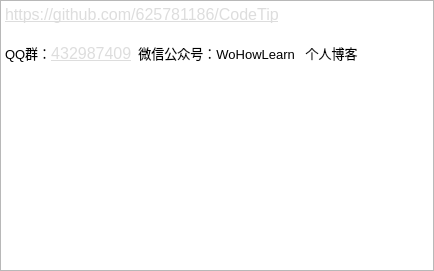
Before: the Qt Designer form ui/aboutMe.ui in qtpy-app/CodeTip, drawn with Qt 5.
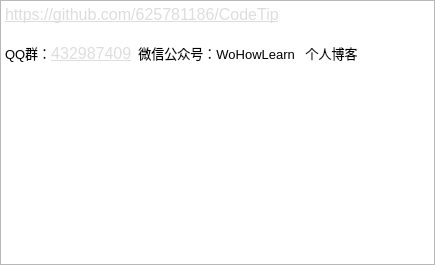
After: the same form once the commit is applied. Icons and pictures are not drawn.

Patch:
```diff
--- a/ui/aboutMe.ui
+++ b/ui/aboutMe.ui
@@ -6,8 +6,8 @@
    <rect>
     <x>0</x>
     <y>0</y>
-    <width>434</width>
-    <height>271</height>
+    <width>435</width>
+    <height>265</height>
    </rect>
   </property>
   <property name="windowTitle">
@@ -72,8 +72,7 @@
 &lt;p style=&quot;-qt-paragraph-type:empty; margin-top:0px; margin-bottom:0px; margin-left:0px; margin-right:0px; -qt-block-indent:0; text-indent:0px; font-size:12pt; text-decoration: underline; color:#dddddd;&quot;&gt;&lt;br /&gt;&lt;/p&gt;
 &lt;p style=&quot; margin-top:0px; margin-bottom:0px; margin-left:0px; margin-right:0px; -qt-block-indent:0; text-indent:0px;&quot;&gt;&lt;span style=&quot; font-size:10pt;&quot;&gt;QQ群：&lt;/span&gt;&lt;a href=&quot;//shang.qq.com/wpa/qunwpa?idkey=9fd882c058a0b86b174d186ec34860a71bf5576cf69291b32c3ff8902b97d07d&quot;&gt;&lt;span style=&quot; font-size:12pt; text-decoration: underline; color:#dddddd;&quot;&gt;432987409&lt;/span&gt;&lt;/a&gt;&lt;span style=&quot; font-size:10pt;&quot;&gt;  微信公众号：WoHowLearn   个人博客&lt;/span&gt;&lt;/p&gt;
 &lt;p align=&quot;justify&quot; style=&quot;-qt-paragraph-type:empty; margin-top:0px; margin-bottom:0px; margin-left:0px; margin-right:0px; -qt-block-indent:0; text-indent:0px; font-size:10pt;&quot;&gt;&lt;br /&gt;&lt;/p&gt;
-&lt;p align=&quot;justify&quot; style=&quot; margin-top:0px; margin-bottom:0px; margin-left:0px; margin-right:0px; -qt-block-indent:0; text-indent:0px;&quot;&gt;&lt;span style=&quot; font-size:10pt;&quot;&gt; &lt;/span&gt;&lt;img src=&quot;:/ima/QQ群.png&quot; width=&quot;200&quot; height=&quot;200&quot; /&gt;&lt;img src=&quot;:/ima/微信.jpg&quot; width=&quot;195&quot; height=&quot;195&quot; /&gt;&lt;/p&gt;
-&lt;p align=&quot;justify&quot; style=&quot;-qt-paragraph-type:empty; margin-top:0px; margin-bottom:0px; margin-left:0px; margin-right:0px; -qt-block-indent:0; text-indent:0px; font-size:10pt;&quot;&gt;&lt;br /&gt;&lt;/p&gt;
+&lt;p align=&quot;justify&quot; style=&quot; margin-top:0px; margin-bottom:0px; margin-left:0px; margin-right:0px; -qt-block-indent:0; text-indent:0px;&quot;&gt;&lt;span style=&quot; font-size:10pt;&quot;&gt; &lt;/span&gt;&lt;img src=&quot;:/ima/QQ群.png&quot; width=&quot;200&quot; height=&quot;200&quot; /&gt;&lt;img src=&quot;:/ima/微信.jpg&quot; width=&quot;200&quot; height=&quot;200&quot; /&gt;&lt;/p&gt;
 &lt;p align=&quot;justify&quot; style=&quot;-qt-paragraph-type:empty; margin-top:0px; margin-bottom:0px; margin-left:0px; margin-right:0px; -qt-block-indent:0; text-indent:0px;&quot;&gt;&lt;br /&gt;&lt;/p&gt;&lt;/body&gt;&lt;/html&gt;</string>
           </property>
          </widget>
```
